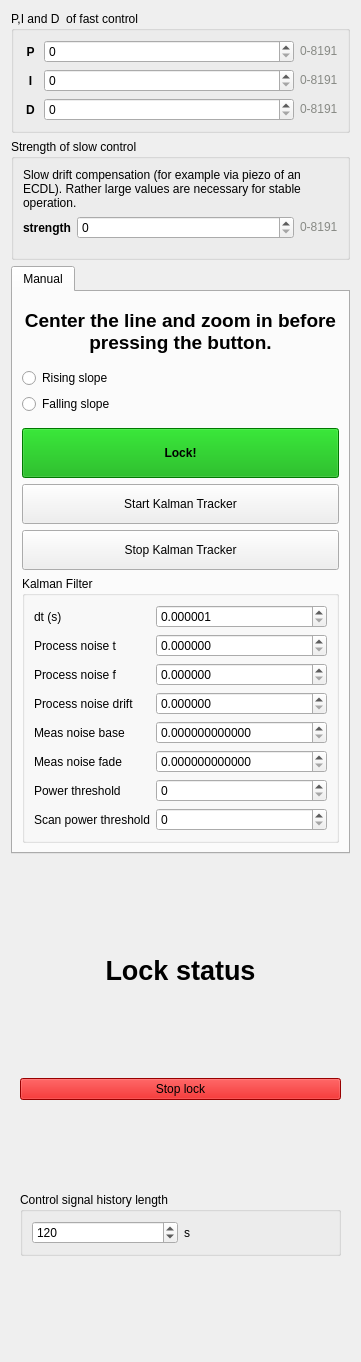
Above: linien-gui/linien_gui/ui/locking_panel.ui from Debaucheryddll/FPATS before the change. Below: the same form after it.
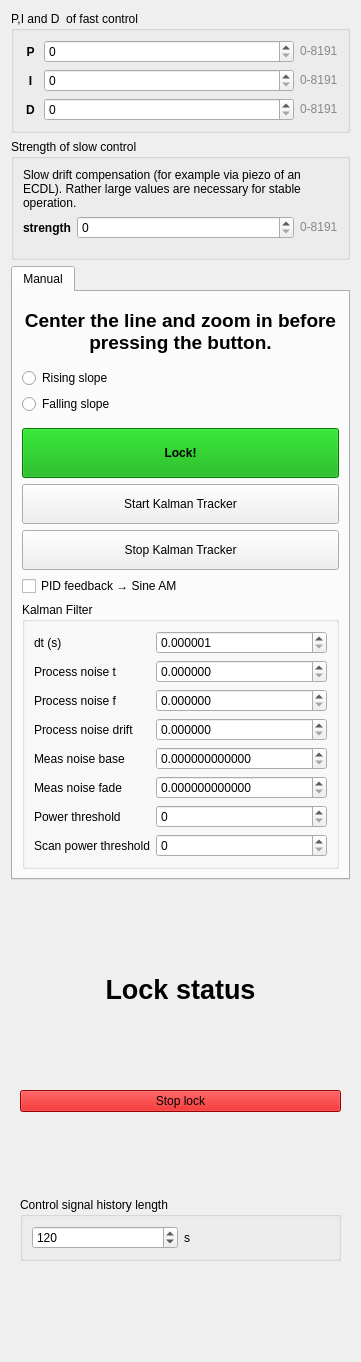
That is the form after the change. Custom widgets are drawn as their Qt base class.

```diff
--- a/linien-gui/linien_gui/ui/locking_panel.ui
+++ b/linien-gui/linien_gui/ui/locking_panel.ui
@@ -521,6 +521,13 @@
          </property>
         </widget>
        </item>
+       <item>
+        <widget class="QCheckBox" name="pidFeedbackToSineCheckBox">
+         <property name="text">
+          <string>PID feedback → Sine AM</string>
+         </property>
+        </widget>
+       </item>
        <item>
         <widget class="QGroupBox" name="kalmanGroupBox">
          <property name="title">
```
